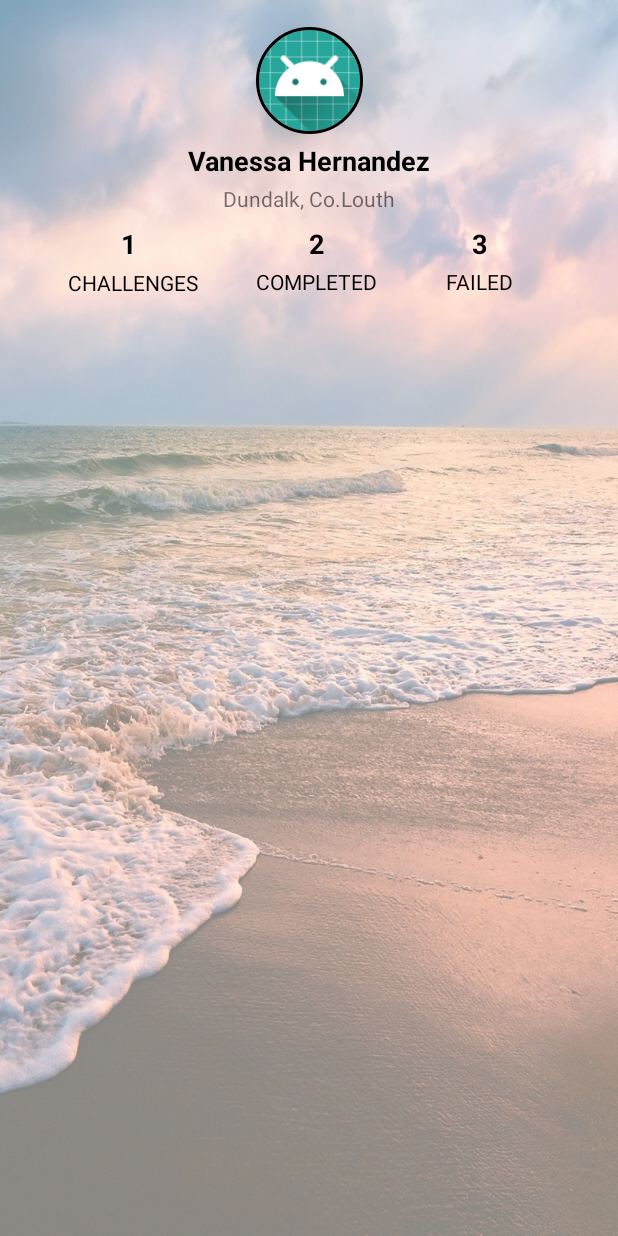
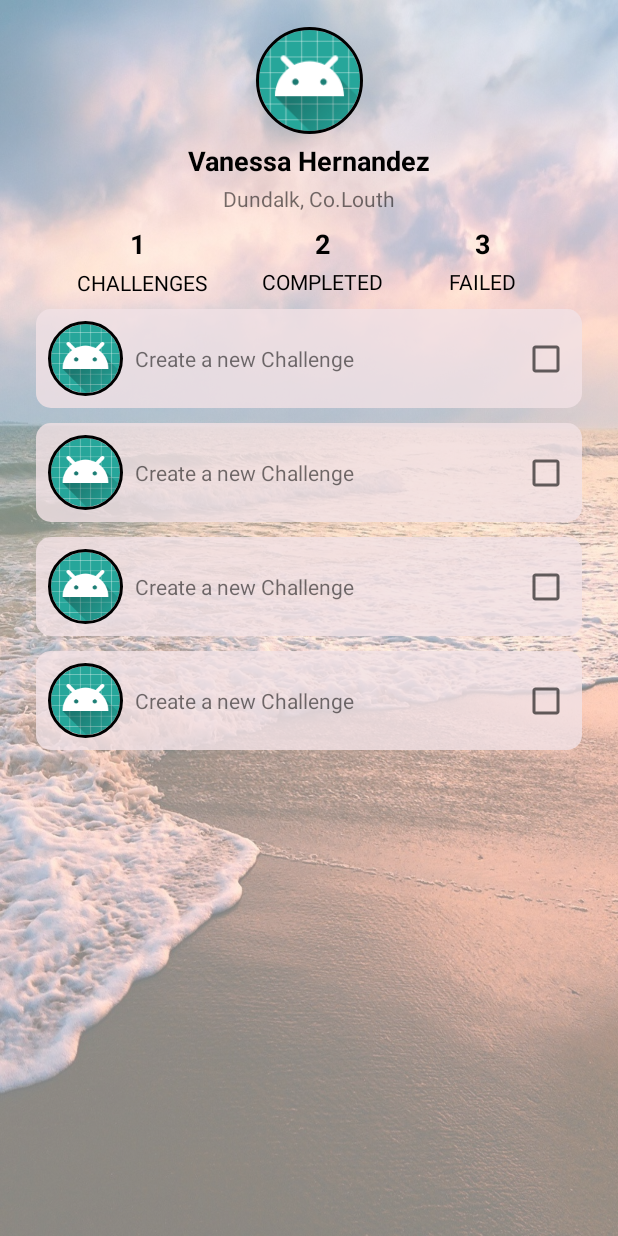
Before and after one commit to Paudi101/Challenger, an Android app: the fragment ProfileFragment shown on its own in the app's theme, on a phone screen of 412 x 824 dp. Run offline under Robolectric (Android 15) with nearby library versions, the phone set to English and light mode, and no system bars; our stand-ins replace CircleImageView.

Commit message:
Set up a basic recycler view to show mock data

```diff
--- a/app/src/main/java/main/challenger/Features/Home/MainActivity.java
+++ b/app/src/main/java/main/challenger/Features/Home/MainActivity.java
@@ -33,8 +33,8 @@ public class MainActivity extends AppCompatActivity {
                     toolBarTitle.setText(R.string.title_search);
                     pager.setCurrentItem(1, true);
                     return true;
-                case R.id.navigation_personal:
-                    toolBarTitle.setText(R.string.title_personal);
+                case R.id.navigation_profile:
+                    toolBarTitle.setText(R.string.title_profile);
                     pager.setCurrentItem(2, true);
                     return true;
             }
@@ -69,7 +69,7 @@ public class MainActivity extends AppCompatActivity {
                         navigation.setSelectedItemId(R.id.navigation_search);
                         break;
                     case 2:
-                        navigation.setSelectedItemId(R.id.navigation_personal);
+                        navigation.setSelectedItemId(R.id.navigation_profile);
                         break;
                 }
             }
--- a/app/src/main/java/main/challenger/Features/Profile/ProfileFragment.java
+++ b/app/src/main/java/main/challenger/Features/Profile/ProfileFragment.java
@@ -3,33 +3,56 @@ package main.challenger.Features.Profile;
 import android.support.v4.app.Fragment;
 import android.os.Bundle;
 import android.support.annotation.Nullable;
+import android.support.v7.widget.LinearLayoutManager;
+import android.support.v7.widget.RecyclerView;
 import android.view.LayoutInflater;
 import android.view.MotionEvent;
 import android.view.View;
 import android.view.ViewGroup;
 
+import java.util.ArrayList;
+import java.util.List;
+
 import main.challenger.R;
+import main.challenger.Utils.Challenge;
+import main.challenger.Utils.ChallengeAdapter;
 
 public class ProfileFragment extends Fragment implements View.OnTouchListener {
 
     private static final String TAG = ChallengesFragment.class.getSimpleName();
     private View rootView;
+    private RecyclerView recyclerView;
+    private ChallengeAdapter adapter;
+    private List<Challenge> currentChallengeList = new ArrayList<>();
+    private LinearLayoutManager layoutManager;
+
 
     @Override
     public View onCreateView(LayoutInflater inflater, @Nullable ViewGroup container, @Nullable Bundle savedInstanceState) {
         rootView = inflater.inflate(R.layout.profile_fragment, container, false);
+        getMockData();
         return rootView;
     }
 
     @Override
     public void onViewCreated(View view, @Nullable Bundle savedInstanceState) {
         super.onViewCreated(view, savedInstanceState);
-        findViews();
-
+        findViews(view);
+        layoutManager = new LinearLayoutManager(getContext());
+        adapter = new ChallengeAdapter(currentChallengeList);
+        recyclerView.setLayoutManager(layoutManager);
+        recyclerView.setAdapter(adapter);
     }
 
-    private void findViews() {
+    private void findViews(View view) {
+        recyclerView = (RecyclerView) view.findViewById(R.id.challenge_cycler);
+    }
 
+    private void getMockData(){
+        currentChallengeList.add(new Challenge("Create a new Challenge","Description"));
+        currentChallengeList.add(new Challenge("Create a new Challenge","Description"));
+        currentChallengeList.add(new Challenge("Create a new Challenge","Description"));
+        currentChallengeList.add(new Challenge("Create a new Challenge","Description"));
     }
 
     @Override
--- /dev/null
+++ b/app/src/main/java/main/challenger/Utils/Challenge.java
@@ -0,0 +1,39 @@
+package main.challenger.Utils;
+
+public class Challenge {
+
+    private String name, description;
+
+    public Challenge(String name, String description) {
+        this.name = name;
+        this.description = description;
+    }
+
+    public Challenge() {
+
+    }
+
+    public String getName() {
+        return name;
+    }
+
+    public void setName(String name) {
+        this.name = name;
+    }
+
+    public String getDescription() {
+        return description;
+    }
+
+    public void setDescription(String description) {
+        this.description = description;
+    }
+
+    @Override
+    public String toString() {
+        return "Challenge{" +
+                "name='" + name + '\'' +
+                ", description='" + description + '\'' +
+                '}';
+    }
+}
--- /dev/null
+++ b/app/src/main/java/main/challenger/Utils/ChallengeAdapter.java
@@ -0,0 +1,49 @@
+package main.challenger.Utils;
+import android.support.constraint.ConstraintLayout;
+import android.support.v7.widget.RecyclerView;
+import android.view.LayoutInflater;
+import android.view.View;
+import android.view.ViewGroup;
+import android.widget.ImageView;
+import android.widget.TextView;
+import java.util.List;
+import main.challenger.R;
+
+public class ChallengeAdapter extends RecyclerView.Adapter<ChallengeAdapter.MyViewHolder> {
+
+    private List<Challenge> challengeList;
+
+    public class MyViewHolder extends RecyclerView.ViewHolder {
+        public  TextView nameTxt, descriptionTxt;
+        private ImageView challengeIcon;
+
+        public MyViewHolder(View view) {
+            super(view);
+            nameTxt = (TextView) view.findViewById(R.id.chal_name);
+            challengeIcon = (ImageView) view.findViewById(R.id.challenge_icon);
+        }
+    }
+
+    public ChallengeAdapter(List<Challenge> challenges) {
+        this.challengeList = challenges;
+        System.out.println("CHALLENGES : " + this.challengeList);
+    }
+
+    @Override
+    public MyViewHolder onCreateViewHolder(ViewGroup parent, int viewType) {
+        View itemView = LayoutInflater.from(parent.getContext())
+                .inflate(R.layout.challenge_profile_item, parent, false);
+        return new MyViewHolder(itemView);
+    }
+
+    @Override
+    public void onBindViewHolder(MyViewHolder holder, int position) {
+        Challenge challenge = challengeList.get(position);
+        holder.nameTxt.setText(challenge.getName());
+    }
+
+    @Override
+    public int getItemCount() {
+        return challengeList.size();
+    }
+}
--- /dev/null
+++ b/app/src/main/res/drawable/ic_account_box_black_24dp.xml
@@ -0,0 +1,9 @@
+<vector xmlns:android="http://schemas.android.com/apk/res/android"
+        android:width="24dp"
+        android:height="24dp"
+        android:viewportWidth="24.0"
+        android:viewportHeight="24.0">
+    <path
+        android:fillColor="#FF000000"
+        android:pathData="M3,5v14c0,1.1 0.89,2 2,2h14c1.1,0 2,-0.9 2,-2L21,5c0,-1.1 -0.9,-2 -2,-2L5,3c-1.11,0 -2,0.9 -2,2zM15,9c0,1.66 -1.34,3 -3,3s-3,-1.34 -3,-3 1.34,-3 3,-3 3,1.34 3,3zM6,17c0,-2 4,-3.1 6,-3.1s6,1.1 6,3.1v1L6,18v-1z"/>
+</vector>
--- /dev/null
+++ b/app/src/main/res/drawable/rounded_rectangle.xml
@@ -0,0 +1,13 @@
+<?xml version="1.0" encoding="utf-8"?>
+<shape xmlns:android="http://schemas.android.com/apk/res/android"
+    android:shape="rectangle">
+
+    <solid
+        android:color="#cff2e2e5"
+        />
+
+    <corners android:radius="10dp" />
+
+
+
+</shape>
--- /dev/null
+++ b/app/src/main/res/layout/challenge_profile_item.xml
@@ -0,0 +1,50 @@
+<?xml version="1.0" encoding="utf-8"?>
+
+<android.support.constraint.ConstraintLayout xmlns:android="http://schemas.android.com/apk/res/android"
+    xmlns:app="http://schemas.android.com/apk/res-auto"
+    xmlns:tools="http://schemas.android.com/tools"
+    android:layout_width="match_parent"
+    android:background="@drawable/rounded_rectangle"
+    android:layout_marginBottom="10dp"
+    android:layout_height="wrap_content">
+
+    <de.hdodenhof.circleimageview.CircleImageView xmlns:app="http://schemas.android.com/apk/res-auto"
+        android:id="@+id/challenge_icon"
+        android:layout_width="50dp"
+        android:layout_height="50dp"
+        android:layout_marginBottom="8dp"
+        android:layout_marginStart="8dp"
+        android:layout_marginTop="8dp"
+        android:src="@mipmap/ic_launcher_round"
+        app:civ_border_color="#FF000000"
+        app:civ_border_width="2dp"
+        app:layout_constraintBottom_toBottomOf="parent"
+        app:layout_constraintStart_toStartOf="parent"
+        app:layout_constraintTop_toTopOf="parent" />
+
+    <TextView
+        android:id="@+id/chal_name"
+        android:layout_width="0dp"
+        android:layout_height="wrap_content"
+        android:layout_marginBottom="8dp"
+        android:layout_marginEnd="8dp"
+        android:layout_marginStart="8dp"
+        android:layout_marginTop="8dp"
+        android:text="TextView"
+        app:layout_constraintBottom_toBottomOf="@+id/challenge_icon"
+        app:layout_constraintEnd_toStartOf="@+id/checkBox"
+        app:layout_constraintStart_toEndOf="@+id/challenge_icon"
+        app:layout_constraintTop_toTopOf="@+id/challenge_icon" />
+
+    <CheckBox
+        android:id="@+id/checkBox"
+        style="@android:style/Widget.DeviceDefault.CompoundButton.CheckBox"
+        android:layout_width="0dp"
+        android:layout_height="wrap_content"
+        android:layout_marginBottom="8dp"
+        android:layout_marginEnd="8dp"
+        android:layout_marginTop="8dp"
+        app:layout_constraintBottom_toBottomOf="@+id/challenge_icon"
+        app:layout_constraintEnd_toEndOf="parent"
+        app:layout_constraintTop_toTopOf="@+id/challenge_icon" />
+</android.support.constraint.ConstraintLayout>
--- a/app/src/main/res/layout/profile_fragment.xml
+++ b/app/src/main/res/layout/profile_fragment.xml
@@ -3,10 +3,10 @@
     xmlns:app="http://schemas.android.com/apk/res-auto"
     xmlns:tools="http://schemas.android.com/tools"
     android:layout_width="match_parent"
+    android:layout_height="match_parent"
     android:background="@drawable/sunset"
     android:backgroundTint="#80FFFFFF"
-    android:backgroundTintMode="src_over"
-    android:layout_height="match_parent">
+    android:backgroundTintMode="src_over">
 
     <android.support.constraint.ConstraintLayout
         android:id="@+id/information_con"
@@ -66,6 +66,7 @@
             android:layout_width="0dp"
             android:layout_height="wrap_content"
             android:layout_marginEnd="24dp"
+            android:layout_marginStart="8dp"
             app:layout_constraintEnd_toEndOf="parent"
             app:layout_constraintHorizontal_bias="0.0"
             app:layout_constraintStart_toStartOf="parent"
@@ -167,6 +168,16 @@
         app:layout_constraintStart_toStartOf="parent"
         app:layout_constraintTop_toBottomOf="@+id/information_con">
 
+        <android.support.v7.widget.RecyclerView
+            android:id="@+id/challenge_cycler"
+            android:layout_width="0dp"
+            android:layout_height="0dp"
+            android:layout_marginEnd="16dp"
+            android:layout_marginStart="16dp"
+            app:layout_constraintBottom_toBottomOf="parent"
+            app:layout_constraintEnd_toEndOf="parent"
+            app:layout_constraintStart_toStartOf="parent"
+            app:layout_constraintTop_toTopOf="parent" />
     </android.support.constraint.ConstraintLayout>
 
 </android.support.constraint.ConstraintLayout>
--- a/app/src/main/res/menu/navigation.xml
+++ b/app/src/main/res/menu/navigation.xml
@@ -11,9 +11,14 @@
         android:icon="@drawable/ic_search_black_24dp"
         android:title="@string/title_search" />
 
+    <!--<item-->
+        <!--android:id="@+id/navigation_personal"-->
+        <!--android:icon="@drawable/ic_library_books_black_24dp"-->
+        <!--android:title="@string/title_personal" />-->
+
     <item
-        android:id="@+id/navigation_personal"
-        android:icon="@drawable/ic_library_books_black_24dp"
-        android:title="@string/title_personal" />
+        android:id="@+id/navigation_profile"
+        android:icon="@drawable/ic_account_box_black_24dp"
+        android:title="@string/title_profile" />
 
 </menu>
--- a/app/src/main/res/values/strings.xml
+++ b/app/src/main/res/values/strings.xml
@@ -3,6 +3,7 @@
     <string name="title_home">Home</string>
     <string name="title_dashboard">Dashboard</string>
     <string name="title_personal">My Challenges</string>
+    <string name="title_profile">Profile</string>
     <string name="title_search">Search</string>
     <string name="challenges">CHALLENGES</string>
     <string name="completed">COMPLETED</string>
```
